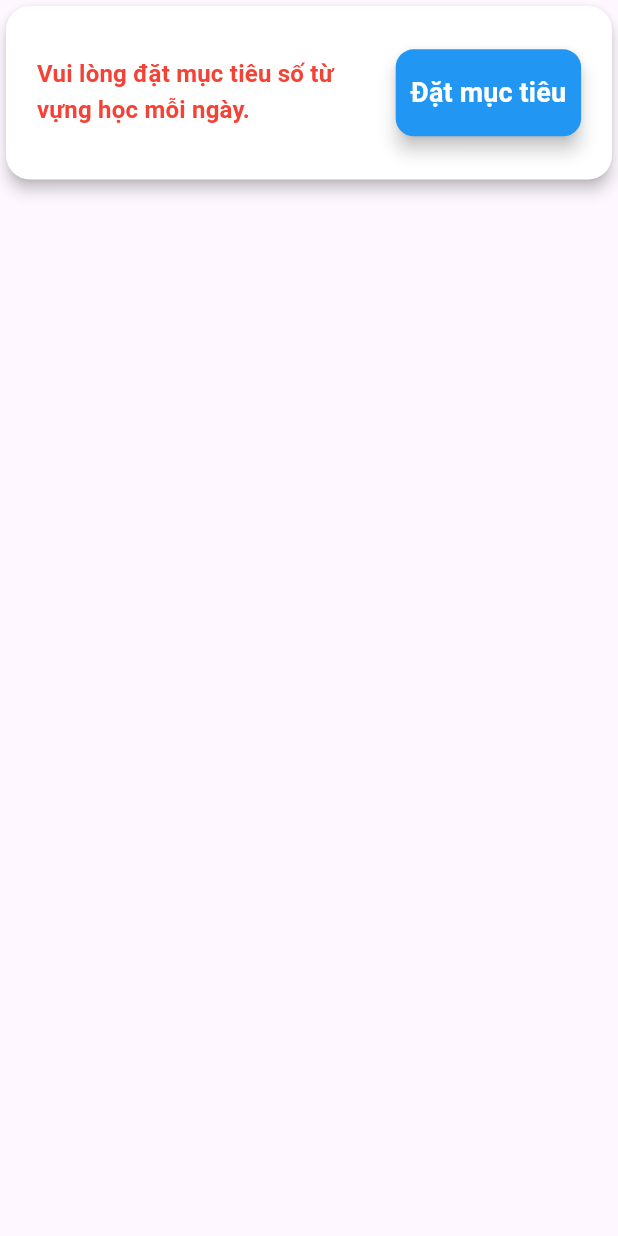
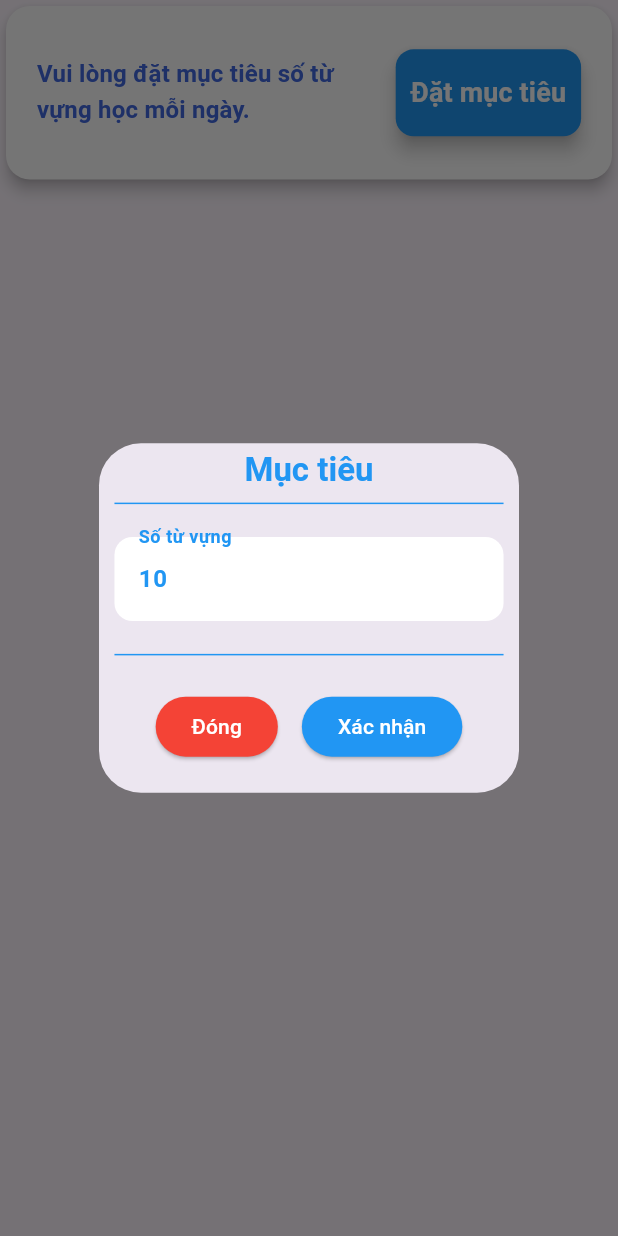
Before and after one commit to DuyKhanh3112/friendly_card_mobie, a Flutter app: the DailyGoalWidget widget shown alone on an empty page, opened directly, after a tap on "Đặt mục tiêu", on a phone screen of 412 x 824 dp. Run offline on Flutter 3.47's test engine with Material 3 defaults, Android fonts, the phone set to English and light mode, and no system bars; our stand-ins replace awesome_dialog, cloud_firestore, dropdown_button2, firebase_core, flip_card, flutter_easyloading and 3 more; missing offline and left inert: cloudinary; accounts and stored records are empty; network calls fail.

Commit message:
vdkhanh update 17/07/2025

```diff
--- a/lib/components/custom_text_field.dart
+++ b/lib/components/custom_text_field.dart
@@ -1,10 +1,11 @@
 // ignore_for_file: file_names, unnecessary_brace_in_string_interps
 
 import 'package:flutter/material.dart';
+import 'package:flutter/services.dart';
 import 'package:friendly_card_mobie/utils/app_color.dart';
 import 'package:get/get.dart';
 
-enum ContactType { mail, phone }
+enum ContactType { mail, phone, number }
 
 class CustomTextField extends StatelessWidget {
   const CustomTextField({
@@ -52,6 +53,11 @@ class CustomTextField extends StatelessWidget {
           ),
           obscureText: hideContent.value,
           maxLines: multiLines == true ? 3 : 1,
+          keyboardType:
+              type == ContactType.number ? TextInputType.number : null,
+          inputFormatters: type == ContactType.number
+              ? [FilteringTextInputFormatter.digitsOnly]
+              : null,
           minLines: 1,
           decoration: InputDecoration(
             labelText: label,
@@ -104,6 +110,11 @@ class CustomTextField extends StatelessWidget {
                   return '${label} không hợp lệ. Ví dụ: user@gmail.com';
                 }
               }
+              if (type == ContactType.number) {
+                if (num.parse(value) <= 0) {
+                  return '${label} phải lớn hơn 0.';
+                }
+              }
             }
             return null;
           },
--- a/lib/controllers/topic_controller.dart
+++ b/lib/controllers/topic_controller.dart
@@ -46,7 +46,9 @@ class TopicController extends GetxController {
   // }
 
   RxList<Topic> listTopics = <Topic>[].obs;
-  UsersController usersController = Get.find<UsersController>();
+  Rx<Topic> topic = Topic.initTopic().obs;
+
+  // UsersController usersController = Get.find<UsersController>();
 
   Future<void> loadTopic() async {
     loading.value = true;
--- a/lib/controllers/vocabulary_controller.dart
+++ b/lib/controllers/vocabulary_controller.dart
@@ -15,6 +15,7 @@ class VocabularyController extends GetxController {
       FirebaseFirestore.instance.collection('study_history');
 
   RxList<Vocabulary> listVocabulary = <Vocabulary>[].obs;
+  Rx<Vocabulary> vocabulary = Vocabulary.initVocabulary().obs;
 
   UsersController usersController = Get.find<UsersController>();
 
--- a/lib/views/screens/home_screen.dart
+++ b/lib/views/screens/home_screen.dart
@@ -2,6 +2,7 @@
 
 import 'package:flutter/material.dart';
 import 'package:friendly_card_mobie/components/custom_button.dart';
+import 'package:friendly_card_mobie/components/custom_text_field.dart';
 import 'package:friendly_card_mobie/controllers/main_controller.dart';
 import 'package:friendly_card_mobie/controllers/study_history_controller.dart';
 import 'package:friendly_card_mobie/controllers/topic_controller.dart';
@@ -127,13 +128,18 @@ class DailyGoalWidget extends StatelessWidget {
                         style:
                             Theme.of(context).textTheme.titleMedium?.copyWith(
                                   fontWeight: FontWeight.bold,
-                                  color: Colors.red,
+                                  color: AppColor.royalBlue,
                                 ),
                       ),
                     ),
                     Container(
                         width: Get.width * 0.3,
-                        child: CustomButton(title: 'Đặt mục tiêu'))
+                        child: CustomButton(
+                          title: 'Đặt mục tiêu',
+                          onClicked: () async {
+                            await updateGoal(context);
+                          },
+                        ))
                   ],
                 ),
               ),
@@ -212,6 +218,103 @@ class DailyGoalWidget extends StatelessWidget {
               ),
             );
     });
+  }
+
+  Future<void> updateGoal(BuildContext context) async {
+    final formKey = GlobalKey<FormState>();
+    TextEditingController numController = TextEditingController(text: '10');
+    await Get.dialog(
+      AlertDialog(
+        titlePadding: EdgeInsets.symmetric(
+          horizontal: Get.width * 0.025,
+          vertical: Get.width * 0.01,
+        ),
+        contentPadding: EdgeInsets.symmetric(
+          horizontal: Get.width * 0.025,
+          // vertical: Get.width * 0.01,
+        ),
+        buttonPadding: EdgeInsets.symmetric(
+          horizontal: Get.width * 0.025,
+          vertical: Get.width * 0.01,
+        ),
+        actionsPadding: EdgeInsets.symmetric(
+          horizontal: Get.width * 0.025,
+          vertical: Get.width * 0.01,
+        ),
+        title: Column(
+          children: [
+            Text(
+              'Mục tiêu',
+              style: Theme.of(context).textTheme.titleLarge?.copyWith(
+                    fontWeight: FontWeight.bold,
+                    color: AppColor.blue,
+                  ),
+            ),
+            Divider(
+              color: AppColor.blue,
+            ),
+          ],
+        ),
+        content: Container(
+          child: Form(
+            key: formKey,
+            child: CustomTextField(
+              controller: numController,
+              label: 'Số từ vựng',
+              required: true,
+              type: ContactType.number,
+            ),
+          ),
+        ),
+        actions: [
+          Column(
+            children: [
+              Divider(
+                color: AppColor.blue,
+              ),
+              Container(
+                padding: EdgeInsets.symmetric(vertical: 16),
+                // width: Get.width * 0.8,
+                child: Row(
+                  mainAxisAlignment: MainAxisAlignment.center,
+                  children: [
+                    ElevatedButton(
+                      style: ButtonStyle(
+                        backgroundColor: WidgetStatePropertyAll(Colors.red),
+                        foregroundColor: WidgetStatePropertyAll(Colors.white),
+                      ),
+                      onPressed: () {
+                        Get.back();
+                      },
+                      child: Text('Đóng'),
+                    ),
+                    SizedBox(
+                      width: 16,
+                    ),
+                    ElevatedButton(
+                      style: ButtonStyle(
+                        backgroundColor: WidgetStatePropertyAll(AppColor.blue),
+                        foregroundColor: WidgetStatePropertyAll(Colors.white),
+                      ),
+                      onPressed: () async {
+                        if (formKey.currentState!.validate()) {
+                          Get.back();
+                          Get.find<MainController>().loading.value = true;
+                          await Get.find<UsersController>()
+                              .updateGoal(int.parse(numController.value.text));
+                          Get.find<MainController>().loading.value = false;
+                        }
+                      },
+                      child: Text('Xác nhận'),
+                    ),
+                  ],
+                ),
+              )
+            ],
+          ),
+        ],
+      ),
+    );
   }
 }
 
--- a/pubspec.yaml
+++ b/pubspec.yaml
@@ -49,6 +49,8 @@ dependencies:
   flexible_grid_view: ^0.0.2
   convert_vietnamese: ^0.0.9
   dropdown_button2: ^2.3.9
+  flip_card: ^0.7.0
+  flutter_tts: ^4.2.3
 
 dev_dependencies:
   flutter_test:
```
Also changed, not shown: lib/controllers/users_controller.dart (+8 -0 lines), lib/main.dart (+56 -51 lines), lib/views/screens/topic_screen.dart (+12 -2 lines), lib/views/screens/vocabulary_screen.dart (added, +267 -0 lines), pubspec.lock.
